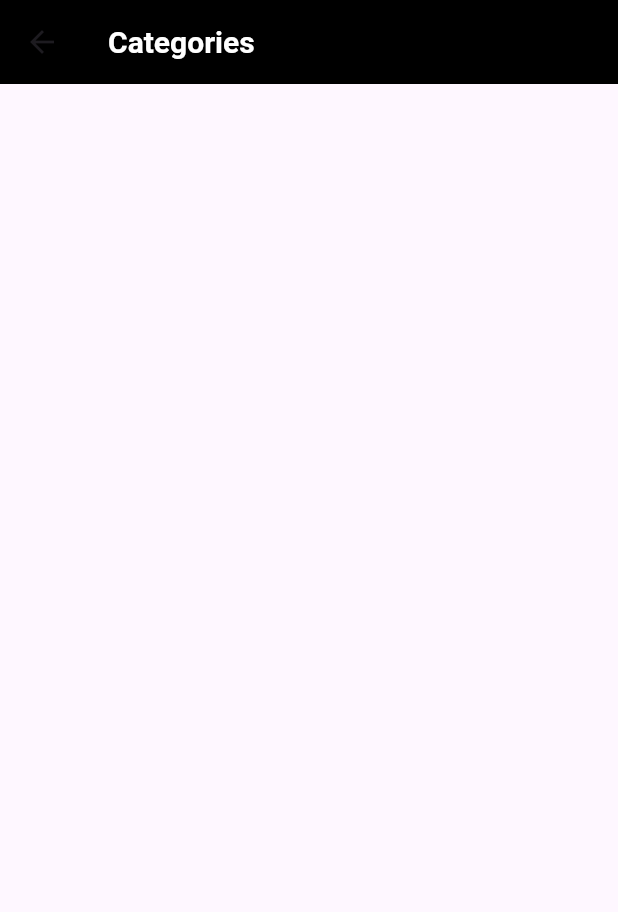
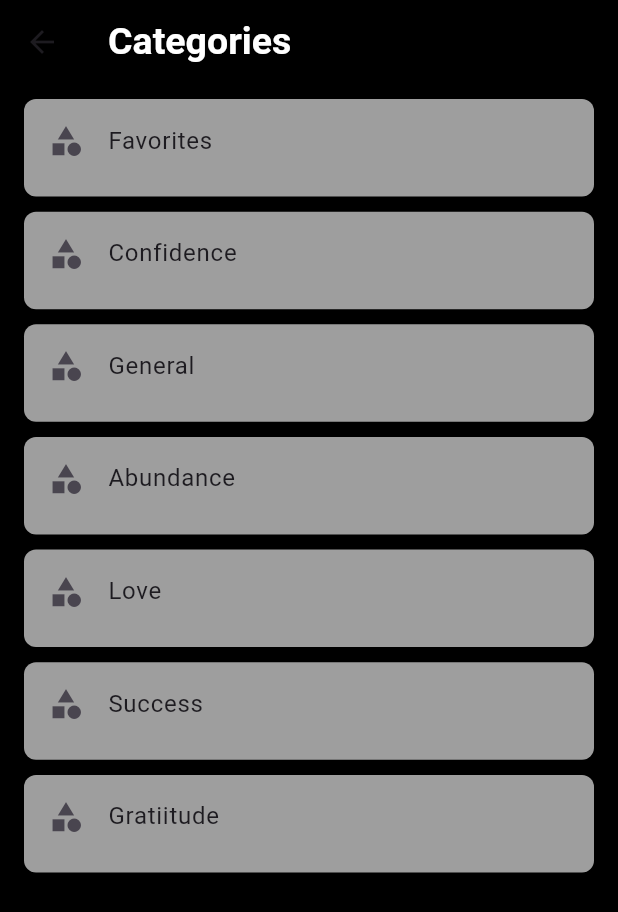
Before and after one commit to mehar8877/echo_vibes, a Flutter app: the cat screen opened directly, on a phone screen of 412 x 824 dp. Shown: the top 912 px of the screen. Run offline on Flutter 3.47's test engine with Material 3 defaults, Android fonts, the light colour scheme and no system bars.

Commit message:
screens added

```diff
--- a/lib/main.dart
+++ b/lib/main.dart
@@ -1,3 +1,5 @@
+import 'package:ecovibe/screens/categories_screen.dart';
+import 'package:ecovibe/screens/profile_screen.dart';
 import 'package:flutter/material.dart';
 void main() {
   runApp(const MyApp());
@@ -9,7 +11,9 @@ class MyApp extends StatelessWidget {
   @override
   Widget build(BuildContext context) {
     return MaterialApp(
-      home: HomePage(),
+      debugShowCheckedModeBanner: false,
+      // home: HomePage(),
+      home:Pro(),
     );
   }
 }
--- a/lib/screens/categories_screen.dart
+++ b/lib/screens/categories_screen.dart
@@ -1,14 +1,44 @@
 import 'package:flutter/material.dart';
 class cat extends StatelessWidget {
-  const cat({super.key});
+   cat({super.key});
+
+  final List<String> categories=[
+    "Favorites",
+    "Confidence",
+    "General",
+    "Abundance",
+    "Love",
+    "Success",
+    "Gratiitude"
+  ];
 
   @override
   Widget build(BuildContext context) {
     return Scaffold(
+      backgroundColor: Colors.black,
       appBar: AppBar(
         backgroundColor: Colors.black,
-        title: Text('Categories',style: TextStyle(color: Colors.white,fontWeight: FontWeight.bold,fontSize: 20),),
+        title: Text('Categories',style: TextStyle(fontWeight: FontWeight.bold,color: Colors.white,fontSize: 25),),
       ),
+      body: ListView.separated(itemBuilder: (context,index){
+        return Column(
+          children: [
+            SizedBox(height: 10,),
+            Container(
+              height: 65,
+              width: 380,
+              decoration: BoxDecoration(color: Colors.grey,borderRadius: BorderRadius.circular(8)),
+              child: ListTile(
+                title: Text(categories[index]),
+                leading: Icon(Icons.category),
+
+              ),
+            ),
+          ],
+        );
+      },
+          separatorBuilder: (context,index)=> SizedBox(height: 0.1,),
+          itemCount: categories.length),
     );
   }
 }
```
Also changed, not shown: lib/screens/profile_screen.dart (added, +66 -0 lines).
